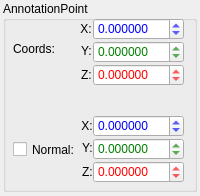
The window that src/core/propAnnotationPoint.ui (pojdulos/dpVision) describes before a commit, drawn with Qt 5.
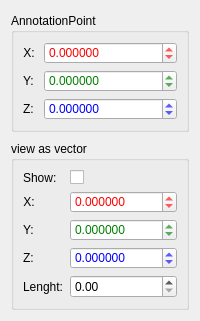
The same window after the commit.

What changed in the file:
```diff
--- a/src/core/propAnnotationPoint.ui
+++ b/src/core/propAnnotationPoint.ui
@@ -7,19 +7,25 @@
     <x>0</x>
     <y>0</y>
     <width>200</width>
-    <height>196</height>
+    <height>321</height>
    </rect>
   </property>
+  <property name="sizePolicy">
+   <sizepolicy hsizetype="Minimum" vsizetype="Maximum">
+    <horstretch>0</horstretch>
+    <verstretch>0</verstretch>
+   </sizepolicy>
+  </property>
   <property name="minimumSize">
    <size>
     <width>200</width>
-    <height>196</height>
+    <height>250</height>
    </size>
   </property>
   <property name="maximumSize">
    <size>
     <width>16777215</width>
-    <height>196</height>
+    <height>9999999</height>
    </size>
   </property>
   <property name="windowTitle">
@@ -28,102 +34,21 @@
   <property name="styleSheet">
    <string notr="true"/>
   </property>
+  <layout class="QVBoxLayout" name="verticalLayout">
+   <item alignment="Qt::AlignVCenter">
   <widget class="QGroupBox" name="annotationPoint">
-   <property name="geometry">
-    <rect>
-     <x>3</x>
-     <y>1</y>
-     <width>194</width>
-     <height>191</height>
-    </rect>
+     <property name="sizePolicy">
+      <sizepolicy hsizetype="Minimum" vsizetype="Maximum">
+       <horstretch>0</horstretch>
+       <verstretch>0</verstretch>
+      </sizepolicy>
    </property>
    <property name="title">
     <string>AnnotationPoint</string>
    </property>
-   <widget class="QDoubleSpinBox" name="ctrZ">
-    <property name="geometry">
-     <rect>
-      <x>90</x>
-      <y>63</y>
-      <width>91</width>
-      <height>22</height>
-     </rect>
-    </property>
-    <property name="styleSheet">
-     <string notr="true">color: rgb(255, 0, 0);</string>
-    </property>
-    <property name="decimals">
-     <number>6</number>
-    </property>
-    <property name="minimum">
-     <double>-999999999.000000000000000</double>
-    </property>
-    <property name="maximum">
-     <double>999999999.000000000000000</double>
-    </property>
-    <property name="singleStep">
-     <double>0.100000000000000</double>
-    </property>
-   </widget>
-   <widget class="QDoubleSpinBox" name="ctrX">
-    <property name="geometry">
-     <rect>
-      <x>90</x>
-      <y>17</y>
-      <width>91</width>
-      <height>22</height>
-     </rect>
-    </property>
-    <property name="styleSheet">
-     <string notr="true">color: rgb(0, 0, 255);</string>
-    </property>
-    <property name="decimals">
-     <number>6</number>
-    </property>
-    <property name="minimum">
-     <double>-999999999.000000000000000</double>
-    </property>
-    <property name="maximum">
-     <double>999999999.000000000000000</double>
-    </property>
-    <property name="singleStep">
-     <double>0.100000000000000</double>
-    </property>
-   </widget>
-   <widget class="QDoubleSpinBox" name="ctrY">
-    <property name="geometry">
-     <rect>
-      <x>90</x>
-      <y>40</y>
-      <width>91</width>
-      <height>22</height>
-     </rect>
-    </property>
-    <property name="styleSheet">
-     <string notr="true">color: rgb(0, 127, 0);</string>
-    </property>
-    <property name="decimals">
-     <number>6</number>
-    </property>
-    <property name="minimum">
-     <double>-999999999.000000000000000</double>
-    </property>
-    <property name="maximum">
-     <double>999999999.000000000000000</double>
-    </property>
-    <property name="singleStep">
-     <double>0.100000000000000</double>
-    </property>
-   </widget>
+     <layout class="QFormLayout" name="formLayout">
+      <item row="0" column="0">
    <widget class="QLabel" name="cxLabel">
-    <property name="geometry">
-     <rect>
-      <x>71</x>
-      <y>18</y>
-      <width>21</width>
-      <height>20</height>
-     </rect>
-    </property>
     <property name="text">
      <string>X: </string>
     </property>
@@ -131,15 +56,28 @@
      <set>Qt::AlignRight|Qt::AlignTrailing|Qt::AlignVCenter</set>
     </property>
    </widget>
+      </item>
+      <item row="0" column="1">
+       <widget class="QDoubleSpinBox" name="ctrX">
+        <property name="styleSheet">
+         <string notr="true">color: rgb(255, 0, 0);</string>
+        </property>
+        <property name="decimals">
+         <number>6</number>
+        </property>
+        <property name="minimum">
+         <double>-999999999.000000000000000</double>
+        </property>
+        <property name="maximum">
+         <double>999999999.000000000000000</double>
+        </property>
+        <property name="singleStep">
+         <double>0.100000000000000</double>
+        </property>
+       </widget>
+      </item>
+      <item row="1" column="0">
    <widget class="QLabel" name="cyLabel">
-    <property name="geometry">
-     <rect>
-      <x>72</x>
-      <y>40</y>
-      <width>20</width>
-      <height>20</height>
-     </rect>
-    </property>
     <property name="text">
      <string>Y: </string>
     </property>
@@ -147,15 +85,28 @@
      <set>Qt::AlignRight|Qt::AlignTrailing|Qt::AlignVCenter</set>
     </property>
    </widget>
+      </item>
+      <item row="1" column="1">
+       <widget class="QDoubleSpinBox" name="ctrY">
+        <property name="styleSheet">
+         <string notr="true">color: rgb(0, 127, 0);</string>
+        </property>
+        <property name="decimals">
+         <number>6</number>
+        </property>
+        <property name="minimum">
+         <double>-999999999.000000000000000</double>
+        </property>
+        <property name="maximum">
+         <double>999999999.000000000000000</double>
+        </property>
+        <property name="singleStep">
+         <double>0.100000000000000</double>
+        </property>
+       </widget>
+      </item>
+      <item row="2" column="0">
    <widget class="QLabel" name="czLabel">
-    <property name="geometry">
-     <rect>
-      <x>71</x>
-      <y>64</y>
-      <width>21</width>
-      <height>20</height>
-     </rect>
-    </property>
     <property name="text">
      <string>Z: </string>
     </property>
@@ -163,78 +114,43 @@
      <set>Qt::AlignRight|Qt::AlignTrailing|Qt::AlignVCenter</set>
     </property>
    </widget>
-   <widget class="QLabel" name="cLabel">
-    <property name="geometry">
-     <rect>
-      <x>10</x>
-      <y>40</y>
-      <width>51</width>
-      <height>16</height>
-     </rect>
-    </property>
-    <property name="text">
-     <string>Coords:</string>
-    </property>
-   </widget>
-   <widget class="QDoubleSpinBox" name="dirY">
-    <property name="geometry">
-     <rect>
-      <x>90</x>
-      <y>137</y>
-      <width>91</width>
-      <height>22</height>
-     </rect>
-    </property>
+      </item>
+      <item row="2" column="1">
+       <widget class="QDoubleSpinBox" name="ctrZ">
     <property name="styleSheet">
-     <string notr="true">color: rgb(0, 127, 0);</string>
+         <string notr="true">color: rgb(0, 0, 255);</string>
     </property>
     <property name="decimals">
      <number>6</number>
     </property>
     <property name="minimum">
-     <double>-1.000000000000000</double>
+         <double>-999999999.000000000000000</double>
     </property>
     <property name="maximum">
-     <double>1.000000000000000</double>
+         <double>999999999.000000000000000</double>
     </property>
     <property name="singleStep">
      <double>0.100000000000000</double>
     </property>
    </widget>
+      </item>
+     </layout>
+    </widget>
+   </item>
+   <item>
+    <widget class="QGroupBox" name="groupBox">
+     <property name="sizePolicy">
+      <sizepolicy hsizetype="Minimum" vsizetype="Maximum">
+       <horstretch>0</horstretch>
+       <verstretch>0</verstretch>
+      </sizepolicy>
+     </property>
+     <property name="title">
+      <string>view as vector</string>
+     </property>
+     <layout class="QFormLayout" name="formLayout_2">
+      <item row="1" column="1">
    <widget class="QDoubleSpinBox" name="dirX">
-    <property name="geometry">
-     <rect>
-      <x>90</x>
-      <y>114</y>
-      <width>91</width>
-      <height>22</height>
-     </rect>
-    </property>
-    <property name="styleSheet">
-     <string notr="true">color: rgb(0, 0, 255);</string>
-    </property>
-    <property name="decimals">
-     <number>6</number>
-    </property>
-    <property name="minimum">
-     <double>-1.000000000000000</double>
-    </property>
-    <property name="maximum">
-     <double>1.000000000000000</double>
-    </property>
-    <property name="singleStep">
-     <double>0.100000000000000</double>
-    </property>
-   </widget>
-   <widget class="QDoubleSpinBox" name="dirZ">
-    <property name="geometry">
-     <rect>
-      <x>90</x>
-      <y>160</y>
-      <width>91</width>
-      <height>22</height>
-     </rect>
-    </property>
     <property name="styleSheet">
      <string notr="true">color: rgb(255, 0, 0);</string>
     </property>
@@ -248,31 +164,29 @@
      <double>1.000000000000000</double>
     </property>
     <property name="singleStep">
-     <double>0.100000000000000</double>
-    </property>
-   </widget>
+         <double>0.010000000000000</double>
+        </property>
+       </widget>
+      </item>
+      <item row="1" column="0">
+       <widget class="QLabel" name="cxLabel_2">
+        <property name="text">
+         <string>X: </string>
+        </property>
+        <property name="alignment">
+         <set>Qt::AlignRight|Qt::AlignTrailing|Qt::AlignVCenter</set>
+        </property>
+       </widget>
+      </item>
+      <item row="0" column="1">
    <widget class="QCheckBox" name="showNorm">
-    <property name="geometry">
-     <rect>
-      <x>10</x>
-      <y>140</y>
-      <width>70</width>
-      <height>17</height>
-     </rect>
-    </property>
     <property name="text">
-     <string>Normal:</string>
-    </property>
-   </widget>
+         <string/>
+        </property>
+       </widget>
+      </item>
+      <item row="2" column="0">
    <widget class="QLabel" name="cyLabel_2">
-    <property name="geometry">
-     <rect>
-      <x>73</x>
-      <y>137</y>
-      <width>20</width>
-      <height>20</height>
-     </rect>
-    </property>
     <property name="text">
      <string>Y: </string>
     </property>
@@ -280,15 +194,9 @@
      <set>Qt::AlignRight|Qt::AlignTrailing|Qt::AlignVCenter</set>
     </property>
    </widget>
+      </item>
+      <item row="3" column="0">
    <widget class="QLabel" name="czLabel_2">
-    <property name="geometry">
-     <rect>
-      <x>72</x>
-      <y>161</y>
-      <width>21</width>
-      <height>20</height>
-     </rect>
-    </property>
     <property name="text">
      <string>Z: </string>
     </property>
@@ -296,37 +204,66 @@
      <set>Qt::AlignRight|Qt::AlignTrailing|Qt::AlignVCenter</set>
     </property>
    </widget>
-   <widget class="QLabel" name="cxLabel_2">
-    <property name="geometry">
-     <rect>
-      <x>72</x>
-      <y>115</y>
-      <width>21</width>
-      <height>20</height>
-     </rect>
-    </property>
+      </item>
+      <item row="2" column="1">
+       <widget class="QDoubleSpinBox" name="dirY">
+        <property name="styleSheet">
+         <string notr="true">color: rgb(0, 127, 0);</string>
+        </property>
+        <property name="decimals">
+         <number>6</number>
+        </property>
+        <property name="minimum">
+         <double>-1.000000000000000</double>
+        </property>
+        <property name="maximum">
+         <double>1.000000000000000</double>
+        </property>
+        <property name="singleStep">
+         <double>0.010000000000000</double>
+        </property>
+       </widget>
+      </item>
+      <item row="3" column="1">
+       <widget class="QDoubleSpinBox" name="dirZ">
+        <property name="styleSheet">
+         <string notr="true">color: rgb(0, 0, 255);</string>
+        </property>
+        <property name="decimals">
+         <number>6</number>
+        </property>
+        <property name="minimum">
+         <double>-1.000000000000000</double>
+        </property>
+        <property name="maximum">
+         <double>1.000000000000000</double>
+        </property>
+        <property name="singleStep">
+         <double>0.010000000000000</double>
+        </property>
+       </widget>
+      </item>
+      <item row="4" column="0">
+       <widget class="QLabel" name="lenghtLabel">
     <property name="text">
-     <string>X: </string>
-    </property>
-    <property name="alignment">
-     <set>Qt::AlignRight|Qt::AlignTrailing|Qt::AlignVCenter</set>
-    </property>
-   </widget>
-   <zorder>cxLabel</zorder>
-   <zorder>cyLabel</zorder>
-   <zorder>czLabel</zorder>
-   <zorder>ctrZ</zorder>
-   <zorder>ctrX</zorder>
-   <zorder>ctrY</zorder>
-   <zorder>cLabel</zorder>
-   <zorder>dirY</zorder>
-   <zorder>dirX</zorder>
-   <zorder>dirZ</zorder>
-   <zorder>showNorm</zorder>
-   <zorder>cyLabel_2</zorder>
-   <zorder>czLabel_2</zorder>
-   <zorder>cxLabel_2</zorder>
-  </widget>
+         <string>Lenght:</string>
+        </property>
+       </widget>
+      </item>
+      <item row="4" column="1">
+       <widget class="QDoubleSpinBox" name="dirLen"/>
+      </item>
+      <item row="0" column="0">
+       <widget class="QLabel" name="label">
+        <property name="text">
+         <string>Show:</string>
+        </property>
+       </widget>
+      </item>
+     </layout>
+    </widget>
+   </item>
+  </layout>
  </widget>
  <resources/>
  <connections>
```
Left out of the diff: 17 changed lines with no effect on the pictures. Lines whose indentation alone changed are shown as unchanged.
